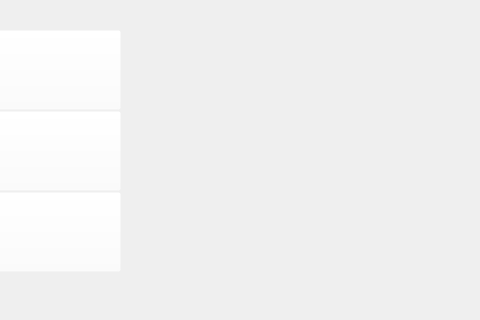
Above: src/client/mainwindow.ui from mo-crystal/civilization before the change; both pictures show x 480 to 960 and y 320 to 640 of the 960 by 640 pixel window. Below: the same form after it.
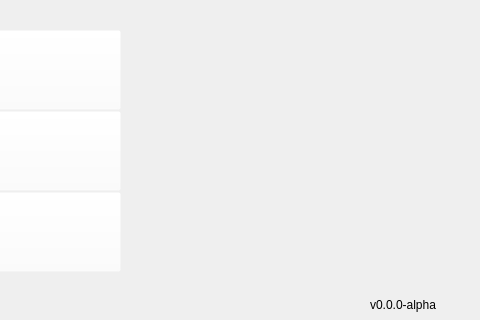
That is the form after the change. Icons and pictures are not drawn.

The edit to the form file:
```diff
--- a/src/client/mainwindow.ui
+++ b/src/client/mainwindow.ui
@@ -61,6 +61,22 @@
           <bool>true</bool>
         </property>
       </widget>
+      <widget class="QLabel" name="label">
+        <property name="geometry">
+          <rect>
+            <x>850</x>
+            <y>615</y>
+            <width>100</width>
+            <height>20</height>
+          </rect>
+        </property>
+        <property name="styleSheet">
+          <string notr="true">color: rgb(0, 0, 0);font: 500 18pt &quot;m5x7&quot;</string>
+        </property>
+        <property name="text">
+          <string>v0.0.0-alpha</string>
+        </property>
+      </widget>
       <widget class="QPushButton" name="B_start">
         <property name="geometry">
           <rect>
```
